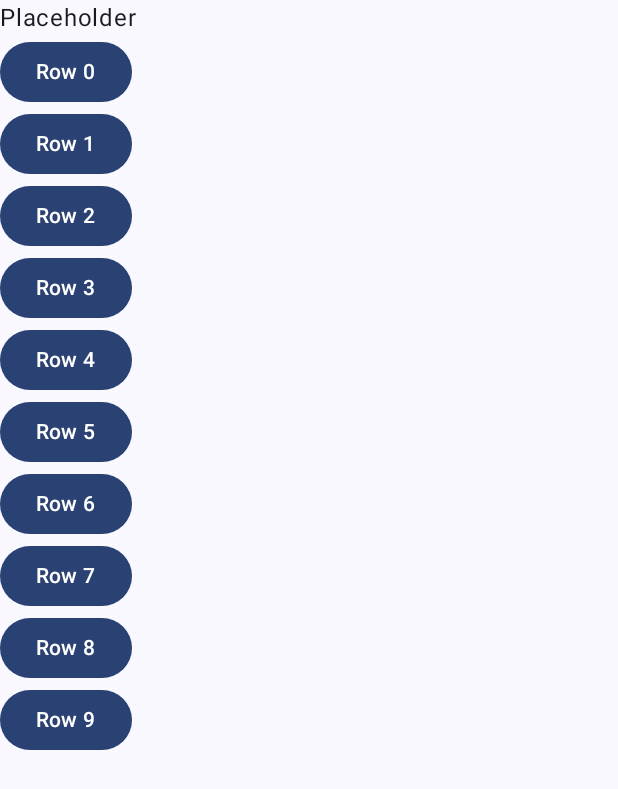
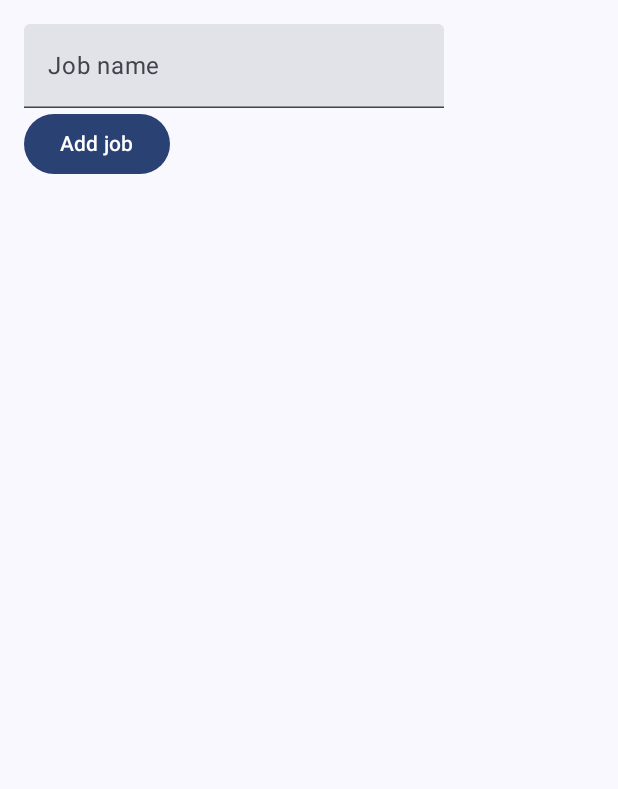
Before and after one commit to sebvil/mango, an Android app built with Jetpack Compose: the composable ExampleScreen shown on its own in the app's theme, on a phone screen of 412 x 824 dp. Shown: the top 789 px of the screen. Run offline under Robolectric (Android 15) with nearby library versions, the phone set to English and light mode, and no system bars; our stand-ins replace Dagger/Hilt's generated code, Room's generated code; 4 statements that could not run were skipped.

Commit message:
changes to ExampleScreen to actually save and load data

```diff
--- a/app/src/main/java/com/sebastianvm/mango/data/JobRepository.kt
+++ b/app/src/main/java/com/sebastianvm/mango/data/JobRepository.kt
@@ -1,6 +1,7 @@
 package com.sebastianvm.mango.data
 
 import com.sebastianvm.fakegen.FakeClass
+import com.sebastianvm.fakegen.FakeCommandMethod
 import com.sebastianvm.fakegen.FakeQueryMethod
 import com.sebastianvm.mango.database.dao.JobDao
 import com.sebastianvm.mango.database.models.JobEntity
@@ -23,7 +24,10 @@ interface JobRepository {
     fun getJob(id: Int): Flow<Job>
 
     @FakeQueryMethod
-    fun loadAll(jobIds: List<Int>): Flow<List<Job>>
+    fun getAllJobs(): Flow<List<Job>>
+
+    @FakeCommandMethod
+    suspend fun createJob(jobName: String)
 }
 
 class JobRepositoryImpl @Inject constructor(
@@ -34,8 +38,12 @@ class JobRepositoryImpl @Inject constructor(
         return jobDao.getJob(id).distinctUntilChanged().flowOn(ioDispatcher)
     }
 
-    override fun loadAll(jobIds: List<Int>): Flow<List<Job>> {
-        return jobDao.loadAll(jobIds).distinctUntilChanged().flowOn(ioDispatcher)
+    override fun getAllJobs(): Flow<List<Job>> {
+        return jobDao.getAllJobs().distinctUntilChanged().flowOn(ioDispatcher)
+    }
+
+    override suspend fun createJob(jobName: String) {
+        jobDao.insertJob(JobEntity(id = 0, name = jobName))
     }
 }
 
--- a/app/src/main/java/com/sebastianvm/mango/database/dao/JobDao.kt
+++ b/app/src/main/java/com/sebastianvm/mango/database/dao/JobDao.kt
@@ -18,14 +18,14 @@ interface JobDao {
     fun getJob(id: Int): Flow<JobEntity>
 
     @FakeQueryMethod
-    @Query("SELECT * FROM JobEntity WHERE id IN (:jobIds)")
-    fun loadAll(jobIds: List<Int>): Flow<List<JobEntity>>
+    @Query("SELECT * FROM JobEntity")
+    fun getAllJobs(): Flow<List<JobEntity>>
 
     @FakeCommandMethod
     @Insert
-    suspend fun insertAll(users: List<JobEntity>)
+    suspend fun insertJob(job: JobEntity)
 
     @FakeCommandMethod
     @Delete
-    suspend fun delete(user: JobEntity)
+    suspend fun delete(job: JobEntity)
 }
--- a/app/src/main/java/com/sebastianvm/mango/database/models/JobEntity.kt
+++ b/app/src/main/java/com/sebastianvm/mango/database/models/JobEntity.kt
@@ -7,6 +7,6 @@ import com.sebastianvm.mango.model.Job
 
 @Entity
 data class JobEntity(
-    @PrimaryKey override val id: Int,
+    @PrimaryKey(autoGenerate = true) override val id: Int,
     @ColumnInfo(name = "name") override val name: String
 ) : Job
--- a/app/src/main/java/com/sebastianvm/mango/ui/example/ExampleScreen.kt
+++ b/app/src/main/java/com/sebastianvm/mango/ui/example/ExampleScreen.kt
@@ -1,12 +1,20 @@
 package com.sebastianvm.mango.ui.example
 
 import androidx.compose.foundation.layout.Column
-import androidx.compose.foundation.layout.Row
+import androidx.compose.foundation.layout.padding
+import androidx.compose.foundation.lazy.LazyColumn
+import androidx.compose.foundation.lazy.items
 import androidx.compose.material3.Button
+import androidx.compose.material3.ListItem
 import androidx.compose.material3.Text
+import androidx.compose.material3.TextField
 import androidx.compose.runtime.Composable
 import androidx.compose.runtime.getValue
+import androidx.compose.runtime.mutableStateOf
+import androidx.compose.runtime.remember
+import androidx.compose.runtime.setValue
 import androidx.compose.ui.Modifier
+import androidx.compose.ui.unit.dp
 import androidx.lifecycle.compose.collectAsStateWithLifecycle
 
 @Composable
@@ -14,7 +22,7 @@ fun ExampleScreen(exampleViewModel: ExampleViewModel, modifier: Modifier = Modif
     val viewState by exampleViewModel.state.collectAsStateWithLifecycle()
     ExampleScreenLayout(
         state = viewState,
-        onButtonClick = { exampleViewModel.handle(DidTapItem(it)) },
+        onSubmitJobName = { exampleViewModel.handle(JobNameEntered(it)) },
         modifier = modifier
     )
 }
@@ -22,17 +30,31 @@ fun ExampleScreen(exampleViewModel: ExampleViewModel, modifier: Modifier = Modif
 @Composable
 fun ExampleScreenLayout(
     state: ExampleState,
-    onButtonClick: (text: String) -> Unit,
+    onSubmitJobName: (text: String) -> Unit,
     modifier: Modifier = Modifier
 ) {
-    Column(modifier = modifier) {
-        Text(text = state.displayText)
+    var jobName by remember {
+        mutableStateOf("")
+    }
+    Column(modifier = modifier.padding(all = 16.dp)) {
+        TextField(
+            value = jobName,
+            onValueChange = { newValue -> jobName = newValue },
+            label = {
+                Text(text = "Job name")
+            },
 
-        state.rows.map {
-            Row {
-                Button(onClick = { onButtonClick(it) }) {
-                    Text(it)
-                }
+        )
+        Button(onClick = {
+            onSubmitJobName(jobName)
+            jobName = ""
+        }) {
+            Text(text = "Add job")
+        }
+
+        LazyColumn {
+            items(state.jobs) {
+                ListItem(headlineContent = { Text(text = it) })
             }
         }
     }
--- a/app/src/main/java/com/sebastianvm/mango/ui/example/ExampleScreenPreview.kt
+++ b/app/src/main/java/com/sebastianvm/mango/ui/example/ExampleScreenPreview.kt
@@ -8,6 +8,6 @@ import com.sebastianvm.mango.ui.util.preview.ScreenPreview
 @Composable
 fun ExampleScreenPreview(@PreviewParameter(ExampleStatePreviewParameterProvider::class) state: ExampleState) {
     ScreenPreview {
-        ExampleScreenLayout(state = state, onButtonClick = {})
+        ExampleScreenLayout(state = state, onSubmitJobName = {})
     }
 }
--- a/app/src/main/java/com/sebastianvm/mango/ui/example/ExampleStatePreviewParameterProvider.kt
+++ b/app/src/main/java/com/sebastianvm/mango/ui/example/ExampleStatePreviewParameterProvider.kt
@@ -5,7 +5,7 @@ import androidx.compose.ui.tooling.preview.PreviewParameterProvider
 class ExampleStatePreviewParameterProvider : PreviewParameterProvider<ExampleState> {
     override val values: Sequence<ExampleState>
         get() = sequenceOf(
-            ExampleState(displayText = "Hello, world", rows = listOf("Hello, world", "Goodbye, world")),
-            ExampleState(displayText = "Compose > Views", rows = listOf("Compose < Views", "Compose == Views", "Compose > Views"))
+            ExampleState(jobs = listOf("Hello, world", "Goodbye, world")),
+            ExampleState(jobs = listOf("Compose < Views", "Compose == Views", "Compose > Views"))
         )
 }
--- a/app/src/main/java/com/sebastianvm/mango/ui/example/ExampleViewModel.kt
+++ b/app/src/main/java/com/sebastianvm/mango/ui/example/ExampleViewModel.kt
@@ -10,25 +10,36 @@ import dagger.hilt.InstallIn
 import dagger.hilt.android.components.ViewModelComponent
 import dagger.hilt.android.lifecycle.HiltViewModel
 import dagger.hilt.android.scopes.ViewModelScoped
+import kotlinx.coroutines.flow.launchIn
+import kotlinx.coroutines.flow.onEach
+import kotlinx.coroutines.launch
 import javax.inject.Inject
 
 data class ExampleState(
-    val displayText: String = "Placeholder",
-    val rows: List<String> = (0 until 10).map { "Row $it" }
+    val jobs: List<String> = listOf()
 ) : State
 
 sealed interface ExampleUserAction : UserAction
-data class DidTapItem(val rowText: String) : ExampleUserAction
+data class JobNameEntered(val jobName: String) : ExampleUserAction
 
 @HiltViewModel
 class ExampleViewModel @Inject constructor(
     initialState: ExampleState,
     private val jobRepository: JobRepository
 ) : BaseViewModel<ExampleState, ExampleUserAction>(initialState) {
+
+    init {
+        jobRepository.getAllJobs().onEach { jobs ->
+            setState { copy(jobs = jobs.map { it.name }) }
+        }.launchIn(vmScope)
+    }
+
     override fun handle(action: ExampleUserAction) {
         when (action) {
-            is DidTapItem -> {
-                setState { copy(displayText = action.rowText) }
+            is JobNameEntered -> {
+                vmScope.launch {
+                    jobRepository.createJob(action.jobName)
+                }
             }
         }
     }
```
Also changed, not shown: 2 other files.
